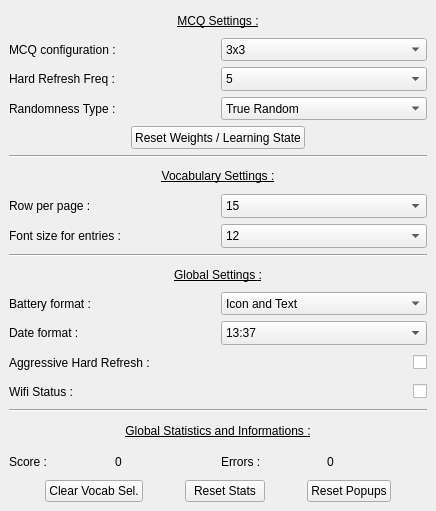
The window that Src/Pages/AppSettingsPage.ui (Aryetis/Obenkyobo) describes before a commit, drawn with Qt 5.
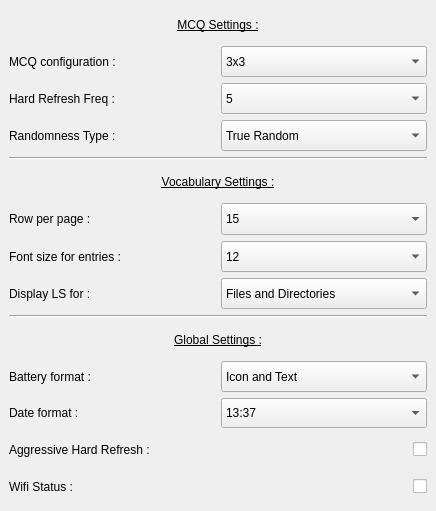
The same window after the commit.

Commit message: moving a bunch of Statistics from AppSettingsPage to its own new StatisticsPage, added DisplayLS option for VocabularyExplorer

What changed in the file:
```diff
--- a/Src/Pages/AppSettingsPage.ui
+++ b/Src/Pages/AppSettingsPage.ui
@@ -13,7 +13,7 @@
   <property name="windowTitle">
    <string>Form</string>
   </property>
-  <layout class="QVBoxLayout" name="verticalLayout" stretch="5,0,3,0,5,0,3">
+  <layout class="QVBoxLayout" name="verticalLayout" stretch="4,0,4,0,5">
    <property name="spacing">
     <number>6</number>
    </property>
@@ -30,7 +30,7 @@
     <number>9</number>
    </property>
    <item>
-    <layout class="QVBoxLayout" name="QcmSettings" stretch="1,1,1,1,1">
+    <layout class="QVBoxLayout" name="QcmSettings" stretch="1,1,1,1">
      <property name="topMargin">
       <number>0</number>
      </property>
@@ -225,52 +225,6 @@
        </item>
       </layout>
      </item>
-     <item>
-      <layout class="QHBoxLayout" name="ResetLayout">
-       <property name="topMargin">
-        <number>0</number>
-       </property>
-       <item>
-        <spacer name="horizontalSpacer_2">
-         <property name="orientation">
-          <enum>Qt::Horizontal</enum>
-         </property>
-         <property name="sizeHint" stdset="0">
-          <size>
-           <width>40</width>
-           <height>20</height>
-          </size>
-         </property>
-        </spacer>
-       </item>
-       <item>
-        <widget class="QPushButton" name="ResetWeightsButton">
-         <property name="sizePolicy">
-          <sizepolicy hsizetype="Preferred" vsizetype="Preferred">
-           <horstretch>0</horstretch>
-           <verstretch>0</verstretch>
-          </sizepolicy>
-         </property>
-         <property name="text">
-          <string>Reset Weights / Learning State</string>
-         </property>
-        </widget>
-       </item>
-       <item>
-        <spacer name="horizontalSpacer">
-         <property name="orientation">
-          <enum>Qt::Horizontal</enum>
-         </property>
-         <property name="sizeHint" stdset="0">
-          <size>
-           <width>40</width>
-           <height>20</height>
-          </size>
-         </property>
-        </spacer>
-       </item>
-      </layout>
-     </item>
     </layout>
    </item>
    <item>
@@ -281,7 +235,7 @@
     </widget>
    </item>
    <item>
-    <layout class="QVBoxLayout" name="VocabSettings" stretch="1,1,1">
+    <layout class="QVBoxLayout" name="VocabSettings" stretch="1,1,1,1">
      <property name="topMargin">
       <number>0</number>
      </property>
@@ -432,6 +386,45 @@
        </item>
       </layout>
      </item>
+     <item>
+      <layout class="QHBoxLayout" name="DisplayLSSetting">
+       <property name="topMargin">
+        <number>0</number>
+       </property>
+       <item>
+        <widget class="QLabel" name="DisplayLSLabel">
+         <property name="text">
+          <string>Display LS for :</string>
+         </property>
+        </widget>
+       </item>
+       <item>
+        <widget class="QComboBox" name="DisplayLSDropdown">
+         <property name="sizePolicy">
+          <sizepolicy hsizetype="Preferred" vsizetype="Preferred">
+           <horstretch>0</horstretch>
+           <verstretch>0</verstretch>
+          </sizepolicy>
+         </property>
+         <item>
+          <property name="text">
+           <string>Files and Directories</string>
+          </property>
+         </item>
+         <item>
+          <property name="text">
+           <string>Files</string>
+          </property>
+         </item>
+         <item>
+          <property name="text">
+           <string>Nothing</string>
+          </property>
+         </item>
+        </widget>
+       </item>
+      </layout>
+     </item>
     </layout>
    </item>
    <item>
@@ -611,153 +604,6 @@
      </item>
     </layout>
    </item>
-   <item>
-    <widget class="Line" name="GlobalStatisticsLine">
-     <property name="orientation">
-      <enum>Qt::Horizontal</enum>
-     </property>
-    </widget>
-   </item>
-   <item>
-    <layout class="QVBoxLayout" name="StatsSettings" stretch="1,1,1">
-     <property name="topMargin">
-      <number>0</number>
-     </property>
-     <item>
-      <widget class="QLabel" name="GlobalStatsLabel">
-       <property name="font">
-        <font>
-         <underline>true</underline>
-        </font>
-       </property>
-       <property name="text">
-        <string>Global Statistics and Informations :</string>
-       </property>
-       <property name="alignment">
-        <set>Qt::AlignCenter</set>
-       </property>
-      </widget>
-     </item>
-     <item>
-      <layout class="QHBoxLayout" name="ScoreLayout">
-       <item>
-        <widget class="QLabel" name="ScoreCounterLabel">
-         <property name="text">
-          <string>Score :</string>
-         </property>
-        </widget>
-       </item>
-       <item>
-        <widget class="QLabel" name="ScoreCounterValueLabel">
-         <property name="text">
-          <string>0</string>
-         </property>
-        </widget>
-       </item>
-       <item>
-        <widget class="QLabel" name="ErrorCounterLabel">
-         <property name="text">
-          <string>Errors :</string>
-         </property>
-        </widget>
-       </item>
-       <item>
-        <widget class="QLabel" name="ErrorsCounterValueLabel">
-         <property name="text">
-          <string>0</string>
-         </property>
-        </widget>
-       </item>
-      </layout>
-     </item>
-     <item>
-      <layout class="QHBoxLayout" name="horizontalLayout">
-       <property name="topMargin">
-        <number>0</number>
-       </property>
-       <item>
-        <spacer name="horizontalSpacer_6">
-         <property name="orientation">
-          <enum>Qt::Horizontal</enum>
-         </property>
-         <property name="sizeHint" stdset="0">
-          <size>
-           <width>40</width>
-           <height>20</height>
-          </size>
-         </property>
-        </spacer>
-       </item>
-       <item>
-        <widget class="QPushButton" name="DisableVocabSheets">
-         <property name="text">
-          <string>Clear Vocab Sel.</string>
-         </property>
-        </widget>
-       </item>
-       <item>
-        <spacer name="horizontalSpacer_5">
-         <property name="orientation">
-          <enum>Qt::Horizontal</enum>
-         </property>
-         <property name="sizeHint" stdset="0">
-          <size>
-           <width>40</width>
-           <height>20</height>
-          </size>
-         </property>
-        </spacer>
-       </item>
-       <item>
-        <widget class="QPushButton" name="ResetStatsButton">
-         <property name="sizePolicy">
-          <sizepolicy hsizetype="Preferred" vsizetype="Preferred">
-           <horstretch>0</horstretch>
-           <verstretch>0</verstretch>
-          </sizepolicy>
-         </property>
-         <property name="text">
-          <string>Reset Stats</string>
-         </property>
-        </widget>
-       </item>
-       <item>
-        <spacer name="horizontalSpacer_3">
-         <property name="orientation">
-          <enum>Qt::Horizontal</enum>
-         </property>
-         <property name="sizeHint" stdset="0">
-          <size>
-           <width>40</width>
-           <height>20</height>
-          </size>
-         </property>
-        </spacer>
-       </item>
-       <item>
-        <widget class="QPushButton" name="resetPopup">
-         <property name="text">
-          <string>Reset Popups</string>
-         </property>
-        </widget>
-       </item>
-       <item>
-        <spacer name="horizontalSpacer_4">
-         <property name="orientation">
-          <enum>Qt::Horizontal</enum>
-         </property>
-         <property name="sizeHint" stdset="0">
-          <size>
-           <width>40</width>
-           <height>20</height>
-          </size>
-         </property>
-        </spacer>
-       </item>
-      </layout>
-     </item>
-    </layout>
-   </item>
   </layout>
  </widget>
  <resources/>
```
The commit also changes 20 other files.
